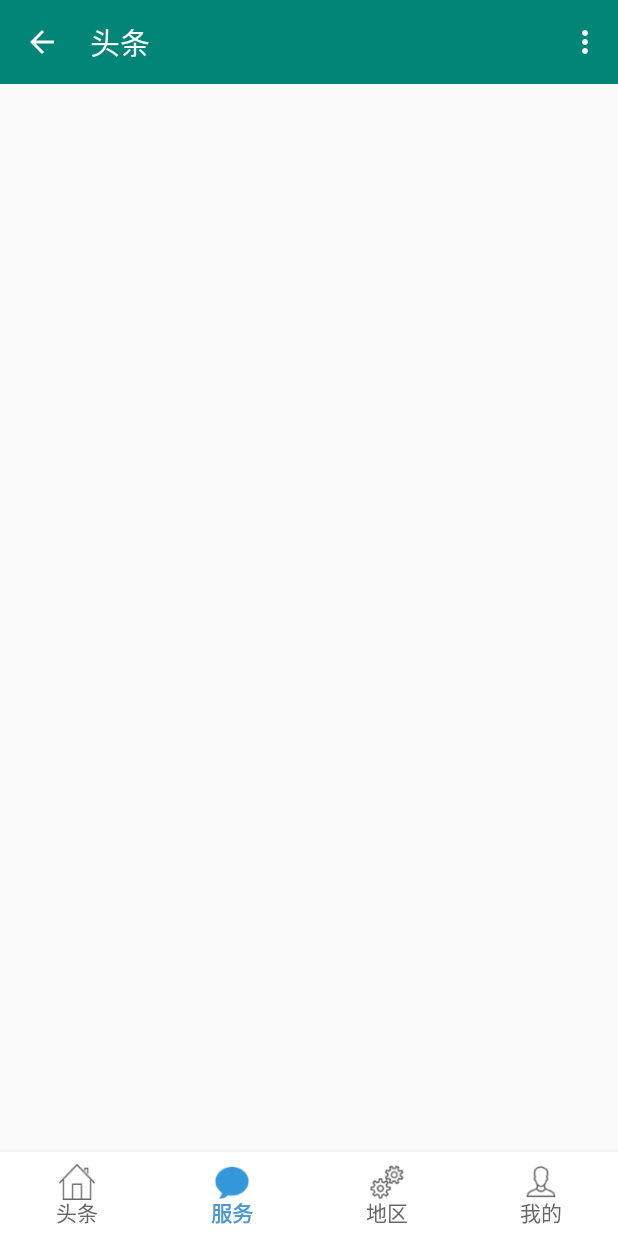
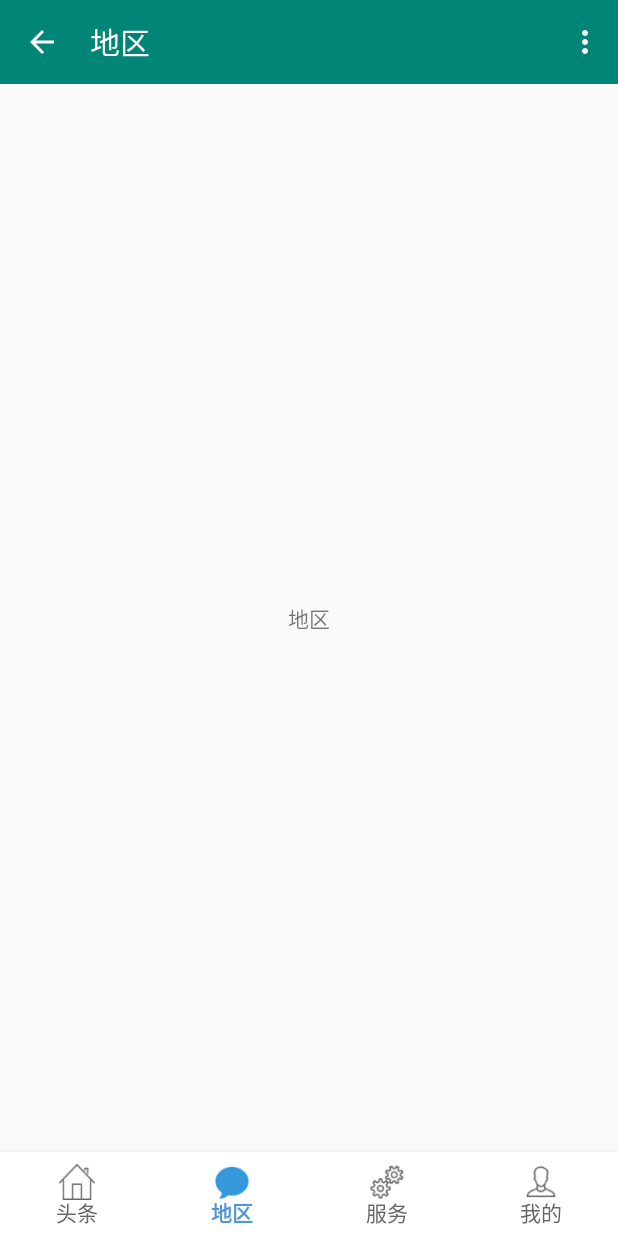
Before and after one commit to hellozp/news-mvvm, an Android app: the screen it shows after launch (MainActivity), item 2 of the bottom bar chosen, on a phone screen of 412 x 824 dp. Run offline under Robolectric (Android 15) with nearby library versions, the phone set to English and light mode, and no system bars; our stand-ins replace data binding; libraries missing offline, so code that uses them is left out: com.kingja.loadsir, q.rorbin.badgeview; 3 statements that could not run were skipped.

Commit message:
添加fragment跟随tab动态切换。接下来做组件化抽取要

```diff
--- a/NewsDemo/app/build.gradle
+++ b/NewsDemo/app/build.gradle
@@ -31,5 +31,4 @@ dependencies {
     implementation "com.google.android.material:material:$project.andriodXVersion"
 
     implementation 'q.rorbin:badgeview:1.1.3'
-
 }
--- a/NewsDemo/app/src/main/java/com/zp/newsdemo/MainActivity.java
+++ b/NewsDemo/app/src/main/java/com/zp/newsdemo/MainActivity.java
@@ -1,7 +1,11 @@
 package com.zp.newsdemo;
 
+import androidx.annotation.NonNull;
 import androidx.appcompat.app.AppCompatActivity;
 import androidx.databinding.DataBindingUtil;
+import androidx.fragment.app.Fragment;
+import androidx.fragment.app.FragmentManager;
+import androidx.fragment.app.FragmentTransaction;
 import androidx.lifecycle.ViewModel;
 
 import android.os.Bundle;
@@ -11,13 +15,25 @@ import android.view.View;
 import android.widget.Toast;
 
 import com.google.android.material.bottomnavigation.BottomNavigationMenuView;
+import com.google.android.material.bottomnavigation.BottomNavigationView;
 import com.zp.library_base.activity.MvvmActivity;
 import com.zp.library_base.viewmodel.MvvmBaseViewModel;
 import com.zp.newsdemo.databinding.ActivityMainBinding;
+import com.zp.newsdemo.fragment.AccountFragment;
+import com.zp.newsdemo.fragment.CategotiesFragment;
+import com.zp.newsdemo.fragment.HomeFragment;
+import com.zp.newsdemo.fragment.ServiceFragment;
 
 import q.rorbin.badgeview.QBadgeView;
 
 public class MainActivity extends MvvmActivity<ActivityMainBinding, MvvmBaseViewModel> {
+
+    private HomeFragment homeFragment = new HomeFragment();
+    private CategotiesFragment categotiesFragment = new CategotiesFragment();
+    private ServiceFragment serviceFragment = new ServiceFragment();
+    private AccountFragment accountFragment = new AccountFragment();
+
+    private Fragment fromFragment = homeFragment;//default init fragment
 
     @Override
     public int getLayoutId() {
@@ -49,6 +65,40 @@ public class MainActivity extends MvvmActivity<ActivityMainBinding, MvvmBaseView
 
         //显示角标
         showBadgeView(2, 5);
+
+        //init fragment show
+        FragmentTransaction fragmentTransaction = getSupportFragmentManager().beginTransaction();
+        fragmentTransaction.replace(viewDataBinding.container.getId(), homeFragment);
+        fragmentTransaction.commit();
+
+        viewDataBinding.bottomView.setOnNavigationItemSelectedListener(new BottomNavigationView.OnNavigationItemSelectedListener() {
+            @Override
+            public boolean onNavigationItemSelected(@NonNull MenuItem menuItem) {
+                Fragment fragment = null;
+                switch (menuItem.getItemId()) {
+                    case R.id.menu_home:
+                        fragment = homeFragment;
+                        break;
+                    case R.id.menu_categories:
+                        fragment = categotiesFragment;
+                        break;
+                    case R.id.menu_service:
+                        fragment = serviceFragment;
+                        break;
+                    case R.id.menu_account:
+                        fragment = accountFragment;
+                        break;
+                }
+
+                if (getSupportActionBar() != null) {
+                    getSupportActionBar().setTitle(menuItem.getTitle());
+                }
+                //切换Fragment
+                switchFragment(fromFragment, fragment);
+
+                return true;
+            }
+        });
     }
 
     @Override
@@ -89,4 +139,26 @@ public class MainActivity extends MvvmActivity<ActivityMainBinding, MvvmBaseView
                     .setBadgeText(showNumber + "");
         }
     }
+
+    private void switchFragment(Fragment from, Fragment to) {
+        if (from != to) {
+            FragmentTransaction fragmentTransaction = getSupportFragmentManager().beginTransaction();
+            if (!to.isAdded()) {
+                if (from != null) {
+                    fragmentTransaction.hide(from);
+                }
+                if (to != null) {
+                    fragmentTransaction.add(viewDataBinding.container.getId(), to).commit();
+                }
+            } else {
+                if (from != null) {
+                    fragmentTransaction.hide(from);
+                }
+                if (to != null) {
+                    fragmentTransaction.show(to).commit();
+                }
+            }
+        }
+        fromFragment = to;
+    }
 }
--- /dev/null
+++ b/NewsDemo/app/src/main/java/com/zp/newsdemo/fragment/AccountFragment.java
@@ -0,0 +1,27 @@
+package com.zp.newsdemo.fragment;
+
+import android.os.Bundle;
+import android.view.LayoutInflater;
+import android.view.View;
+import android.view.ViewGroup;
+
+import androidx.databinding.DataBindingUtil;
+import androidx.fragment.app.Fragment;
+
+import com.zp.newsdemo.R;
+import com.zp.newsdemo.databinding.FragmentOthersBinding;
+
+
+public class AccountFragment extends Fragment {
+    FragmentOthersBinding mBinding;
+
+    @Override
+    public View onCreateView(LayoutInflater inflater, ViewGroup container,
+                             Bundle savedInstanceState) {
+
+        mBinding = DataBindingUtil.inflate(inflater, R.layout.fragment_others, container, false);
+        mBinding.tvTitle.setText(getString(R.string.menu_account));
+        return mBinding.getRoot();
+    }
+
+}
--- /dev/null
+++ b/NewsDemo/app/src/main/java/com/zp/newsdemo/fragment/CategotiesFragment.java
@@ -0,0 +1,28 @@
+package com.zp.newsdemo.fragment;
+
+import android.os.Bundle;
+import android.view.LayoutInflater;
+import android.view.View;
+import android.view.ViewGroup;
+
+import androidx.databinding.DataBindingUtil;
+import androidx.fragment.app.Fragment;
+
+import com.zp.newsdemo.R;
+import com.zp.newsdemo.databinding.FragmentHomeBinding;
+import com.zp.newsdemo.databinding.FragmentOthersBinding;
+
+
+public class CategotiesFragment extends Fragment {
+    FragmentOthersBinding mBinding;
+
+    @Override
+    public View onCreateView(LayoutInflater inflater, ViewGroup container,
+                             Bundle savedInstanceState) {
+
+        mBinding = DataBindingUtil.inflate(inflater, R.layout.fragment_others, container, false);
+        mBinding.tvTitle.setText(getString(R.string.menu_categories));
+        return mBinding.getRoot();
+    }
+
+}
--- /dev/null
+++ b/NewsDemo/app/src/main/java/com/zp/newsdemo/fragment/HomeFragment.java
@@ -0,0 +1,27 @@
+package com.zp.newsdemo.fragment;
+
+import android.os.Bundle;
+import android.view.LayoutInflater;
+import android.view.View;
+import android.view.ViewGroup;
+
+import androidx.databinding.DataBindingUtil;
+import androidx.fragment.app.Fragment;
+
+import com.zp.newsdemo.R;
+import com.zp.newsdemo.databinding.FragmentHomeBinding;
+
+
+public class HomeFragment extends Fragment {
+    FragmentHomeBinding mBinding;
+
+    @Override
+    public View onCreateView(LayoutInflater inflater, ViewGroup container,
+                             Bundle savedInstanceState) {
+
+        mBinding = DataBindingUtil.inflate(inflater, R.layout.fragment_home, container, false);
+        mBinding.tvTitle.setText(getString(R.string.menu_home));
+        return mBinding.getRoot();
+    }
+
+}
--- /dev/null
+++ b/NewsDemo/app/src/main/java/com/zp/newsdemo/fragment/ServiceFragment.java
@@ -0,0 +1,27 @@
+package com.zp.newsdemo.fragment;
+
+import android.os.Bundle;
+import android.view.LayoutInflater;
+import android.view.View;
+import android.view.ViewGroup;
+
+import androidx.databinding.DataBindingUtil;
+import androidx.fragment.app.Fragment;
+
+import com.zp.newsdemo.R;
+import com.zp.newsdemo.databinding.FragmentOthersBinding;
+
+
+public class ServiceFragment extends Fragment {
+    FragmentOthersBinding mBinding;
+
+    @Override
+    public View onCreateView(LayoutInflater inflater, ViewGroup container,
+                             Bundle savedInstanceState) {
+
+        mBinding = DataBindingUtil.inflate(inflater, R.layout.fragment_others, container, false);
+        mBinding.tvTitle.setText(getString(R.string.menu_services));
+        return mBinding.getRoot();
+    }
+
+}
--- a/NewsDemo/app/src/main/res/layout/activity_main.xml
+++ b/NewsDemo/app/src/main/res/layout/activity_main.xml
@@ -29,12 +29,6 @@
             android:layout_width="match_parent"
             android:layout_height="match_parent">
 
-            <TextView
-                android:layout_width="wrap_content"
-                android:layout_height="wrap_content"
-                android:layout_gravity="center"
-                android:layout_marginBottom="1000dp"
-                android:text="FrameLayout" />
         </FrameLayout>
 
         <com.google.android.material.bottomnavigation.BottomNavigationView
--- /dev/null
+++ b/NewsDemo/app/src/main/res/layout/fragment_others.xml
@@ -0,0 +1,21 @@
+<?xml version="1.0" encoding="utf-8"?>
+<layout>
+
+    <data>
+
+    </data>
+
+    <RelativeLayout xmlns:android="http://schemas.android.com/apk/res/android"
+        android:layout_width="match_parent"
+        android:layout_height="match_parent"
+        android:gravity="center">
+
+        <TextView
+            android:id="@+id/tv_title"
+            android:layout_width="wrap_content"
+            android:layout_height="wrap_content"
+            android:layout_centerInParent="true"
+            android:text="text" />
+
+    </RelativeLayout>
+</layout>
--- a/NewsDemo/app/src/main/res/menu/tab_menu.xml
+++ b/NewsDemo/app/src/main/res/menu/tab_menu.xml
@@ -2,17 +2,19 @@
 <menu xmlns:android="http://schemas.android.com/apk/res/android">
 
     <item
+        android:id="@+id/menu_home"
         android:icon="@drawable/selector_icon_home"
         android:title="@string/menu_home" />
     <item
-        android:id="@+id/secondFragment"
+        android:id="@+id/menu_categories"
         android:icon="@drawable/selector_icon_service"
+        android:title="@string/menu_categories" />
+    <item
+        android:id="@+id/menu_service"
+        android:icon="@drawable/selector_icon_categories"
         android:title="@string/menu_services" />
     <item
-        android:icon="@drawable/selector_icon_categories"
-        android:title="@string/menu_categories" />
-    <item
-        android:id="@+id/mineFragment"
+        android:id="@+id/menu_account"
         android:icon="@drawable/selector_icon_account"
         android:title="@string/menu_account" />
 </menu>
--- a/NewsDemo/app/src/main/res/values/strings.xml
+++ b/NewsDemo/app/src/main/res/values/strings.xml
@@ -10,4 +10,5 @@
     <string name="hint_email">邮箱</string>
     <string name="register">注册</string>
     <string name="forget_password">忘记密码</string>
+
 </resources>
```
Also changed, not shown: NewsDemo/app/src/main/res/layout/fragment_home.xml (added, +21 -0 lines).
